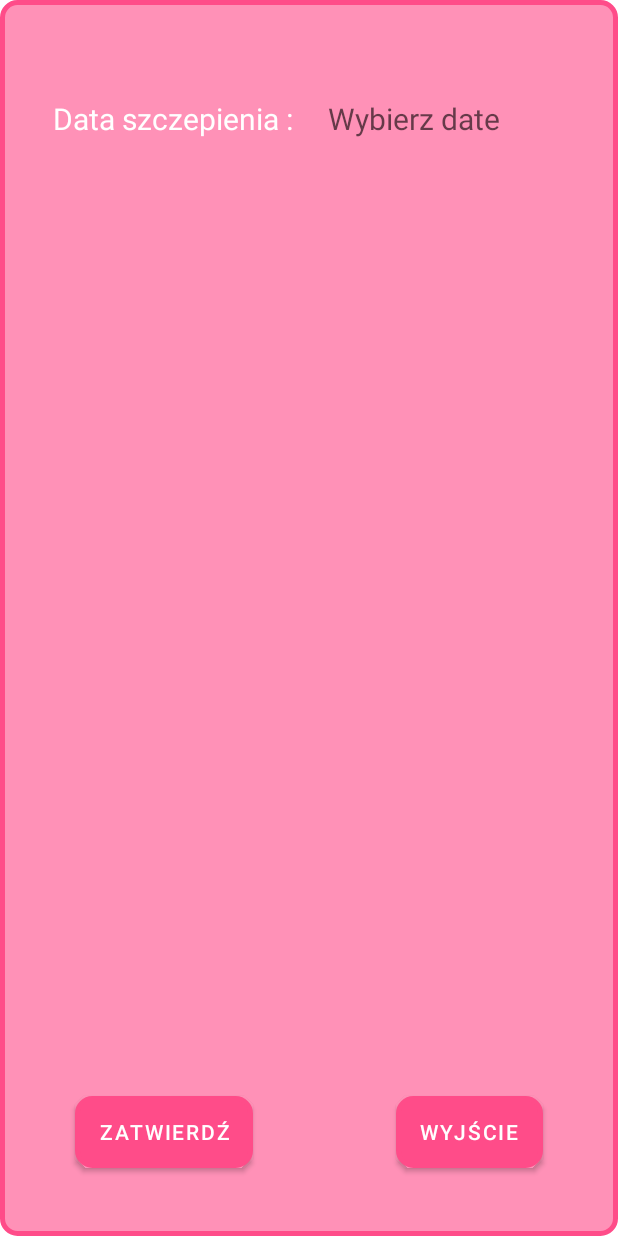
After one commit to tobiaszmateusz/BabyCon, an Android app: the layout pop_layout_szczepienie_data.xml on its own in the app's theme, with its tools: preview values and no code run, on a phone screen of 412 x 824 dp. The commit adds this screen. Run offline under Robolectric (Android 15) with nearby library versions, the phone set to English and light mode, and no system bars.

Commit message:
Commit 14

```diff
--- a/app/src/main/java/com/example/babycon/Daily.java
+++ b/app/src/main/java/com/example/babycon/Daily.java
@@ -162,10 +162,12 @@ public class Daily extends Fragment {
             }
         }
 
-/*        if (name != null)
+        if (name != null)
         {
             wzrost=name.get(0);
-        }*/
+        }else{
+            wzrost="999";
+        }
 
         fabb = getView().findViewById(R.id.fab);
         fabb.setOnClickListener(new View.OnClickListener() {
--- a/app/src/main/java/com/example/babycon/DataBaseHelper.java
+++ b/app/src/main/java/com/example/babycon/DataBaseHelper.java
@@ -163,7 +163,7 @@ public class DataBaseHelper extends SQLiteOpenHelper{
 
     public Cursor getSzczepionkiCH(String ID){
         SQLiteDatabase db = this.getReadableDatabase();
-        String Query2 = "SELECT NAZWA, s.DATA, TERMIN FROM BABY_SZCZEPIENIA b LEFT OUTER JOIN SZCZEPIENIA s on B.ID_SZCZEPIENIA = S.ID_SZCZEPIENIA WHERE BABY_ID = "+ ID + " ORDER BY TERMIN ASC";
+        String Query2 = "SELECT NAZWA, s.DATA, TERMIN FROM BABY_SZCZEPIENIA b LEFT OUTER JOIN SZCZEPIENIA s on B.ID_SZCZEPIENIA = S.ID_SZCZEPIENIA WHERE BABY_ID = "+ ID + " AND B.DATA = "+ "\"null\"" +" ORDER BY TERMIN ASC";
         Cursor cursor = db.rawQuery(Query2, null);
         return cursor;
     }
@@ -191,6 +191,7 @@ public class DataBaseHelper extends SQLiteOpenHelper{
 
             values.put(COL_10,id);
             values.put(COL_17,i);
+            values.put(COL_11,"null");
             db.insert(TABLE_NAME5 , null , values);
 
         }
--- a/app/src/main/java/com/example/babycon/Szczegoly.java
+++ b/app/src/main/java/com/example/babycon/Szczegoly.java
@@ -67,5 +67,6 @@ public class Szczegoly extends Activity {
         SzczepieniaListaAdapter szczepieniaAdapter = new SzczepieniaListaAdapter(this, szczepienia);
         ListView listView = (ListView) findViewById(R.id.listview_szczepienia);
         listView.setAdapter(szczepieniaAdapter);
+
     }
 }
--- /dev/null
+++ b/app/src/main/res/layout/pop_layout_szczepienie_data.xml
@@ -0,0 +1,89 @@
+<?xml version="1.0" encoding="utf-8"?>
+<androidx.constraintlayout.widget.ConstraintLayout xmlns:android="http://schemas.android.com/apk/res/android"
+    xmlns:app="http://schemas.android.com/apk/res-auto"
+    android:layout_width="match_parent"
+    android:layout_height="match_parent"
+    xmlns:tools="http://schemas.android.com/tools"
+    android:background="@drawable/shape"
+    tools:context=".FirstTime">
+
+    <RelativeLayout
+        android:layout_width="match_parent"
+        android:layout_height="match_parent"
+        android:orientation="vertical">
+
+        <Button
+            android:id="@+id/zatwierdz"
+            android:layout_width="wrap_content"
+            android:layout_height="wrap_content"
+            android:layout_alignParentStart="true"
+            android:layout_alignParentBottom="true"
+            android:layout_marginStart="40dp"
+            android:layout_marginTop="40dp"
+            android:layout_marginBottom="35dp"
+            android:height="20dp"
+            android:background="@drawable/shape2"
+            android:text="Zatwierdź"
+            android:textColor="@color/white"
+            app:layout_constraintEnd_toEndOf="parent"
+            app:layout_constraintTop_toTopOf="parent" />
+
+        <Button
+            android:id="@+id/wyjdz"
+            android:layout_width="wrap_content"
+            android:layout_height="wrap_content"
+            android:layout_alignParentEnd="true"
+            android:layout_alignParentBottom="true"
+            android:layout_marginTop="40dp"
+            android:layout_marginBottom="35dp"
+            android:layout_marginEnd="40dp"
+            android:background="@drawable/shape2"
+            android:height="20dp"
+            android:text="Wyjście"
+            android:textColor="@color/white"
+            app:layout_constraintEnd_toEndOf="parent"
+            app:layout_constraintTop_toTopOf="parent" />
+
+        <TextView
+            android:id="@+id/data"
+            android:layout_width="wrap_content"
+            android:layout_height="wrap_content"
+
+            android:layout_alignParentLeft="true"
+            android:layout_gravity="center_vertical"
+
+            android:layout_weight="0.8"
+            android:layout_marginTop="50dp"
+            android:layout_marginLeft="20dp"
+            android:gravity=""
+            android:padding="5dp"
+            android:text="Data szczepienia : "
+            android:textColor="@color/white"
+            android:textSize="20dp"
+            app:layout_constraintStart_toStartOf="parent"
+             />
+
+        <TextView
+            android:id="@+id/data2"
+            android:layout_width="wrap_content"
+            android:layout_height="wrap_content"
+
+            android:layout_alignParentEnd="true"
+            android:layout_gravity="center_vertical"
+            android:layout_marginStart="8dp"
+            android:layout_marginLeft="20dp"
+            android:layout_marginTop="50dp"
+            android:layout_toEndOf="@+id/data"
+            android:layout_weight="0.8"
+            android:clickable="true"
+            android:gravity=""
+            android:hint="Wybierz date"
+            android:padding="5dp"
+            android:text=""
+            android:textColor="@color/white"
+            android:textSize="20dp"
+             />
+
+    </RelativeLayout>
+
+</androidx.constraintlayout.widget.ConstraintLayout>
```
Also changed, not shown: app/src/main/AndroidManifest.xml (+10 -0 lines), app/src/main/java/com/example/babycon/PopSzczepienieActivity.java (added, +107 -0 lines), app/src/main/java/com/example/babycon/Szczepienia.java (+111 -12 lines), app/src/main/java/com/example/babycon/model/SzczepieniaListaAdapter_Tick.java (+33 -3 lines), app/src/main/res/layout/fragment_szczepienia.xml (+13 -0 lines).
